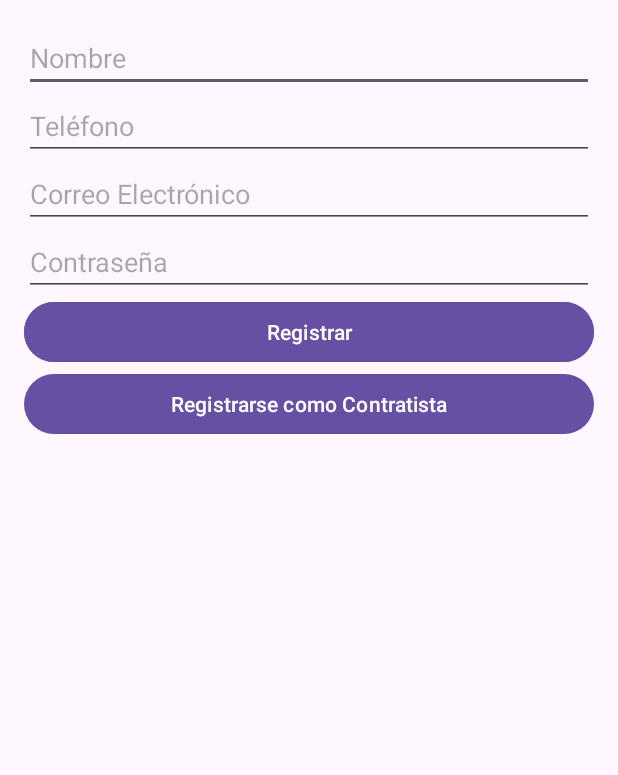
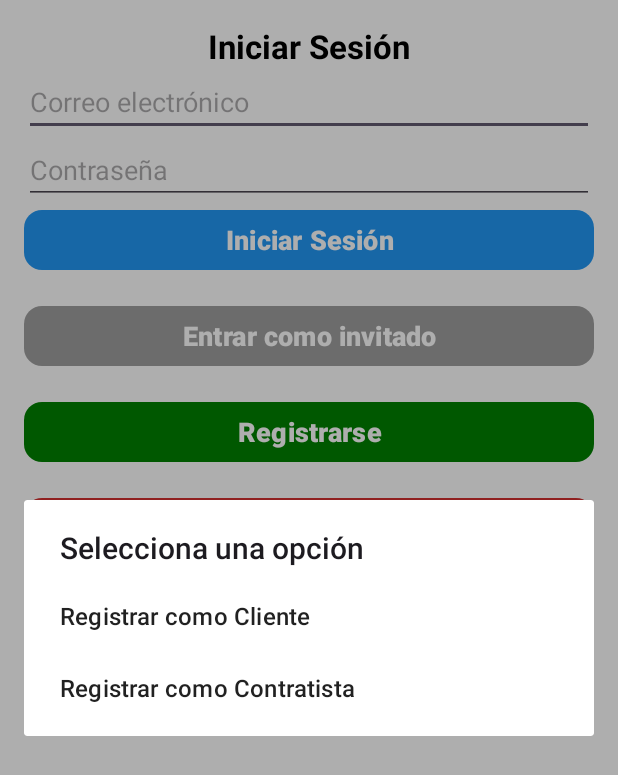
Before and after one commit to lemursoft75/conexion-de-oficios, an Android app: the screen it shows after launch (RegisterActivity before the commit, LoginActivity after it), after a tap on "Registrarse", on a phone screen of 412 x 824 dp. Shown: the top 775 px of the screen. Run offline under Robolectric (Android 15) with nearby library versions, the phone set to English and light mode, and no system bars; our stand-ins replace Firebase (no records; nobody signed in at launch, a user with empty details on screens opened directly).

Commit message:
registri contratistas

```diff
--- a/app/src/main/java/com/javipena/conexiondeoficios/activities/LoginActivity.kt
+++ b/app/src/main/java/com/javipena/conexiondeoficios/activities/LoginActivity.kt
@@ -5,8 +5,10 @@ import android.os.Bundle
 import android.widget.Button
 import android.widget.EditText
 import android.widget.Toast
+import androidx.appcompat.app.AlertDialog // 📌 Importación correcta
 import androidx.appcompat.app.AppCompatActivity
 import com.google.firebase.auth.FirebaseAuth
+import com.google.firebase.database.FirebaseDatabase
 import com.javipena.conexiondeoficios.R
 
 class LoginActivity : AppCompatActivity() {
@@ -24,7 +26,7 @@ class LoginActivity : AppCompatActivity() {
         val btnRegister = findViewById<Button>(R.id.btn_register)
         val btnGuestLogin = findViewById<Button>(R.id.btn_guest_login) // 📌 Botón para sesión anónima
 
-        // 📌 Inicio de sesión con correo y contraseña
+        // 📌 Inicio de sesión con correo y contraseña, verificando si es cliente o contratista
         btnLogin.setOnClickListener {
             val email = username.text.toString()
             val pass = password.text.toString()
@@ -33,9 +35,19 @@ class LoginActivity : AppCompatActivity() {
                 auth.signInWithEmailAndPassword(email, pass)
                     .addOnCompleteListener { task ->
                         if (task.isSuccessful) {
-                            Toast.makeText(this, "✅ Inicio de sesión exitoso", Toast.LENGTH_SHORT).show()
-                            startActivity(Intent(this, DirectoryActivity::class.java))
-                            finish()
+                            val userId = auth.currentUser?.uid
+                            FirebaseDatabase.getInstance().getReference("Users")
+                                .child(userId!!)
+                                .child("userType")
+                                .get().addOnSuccessListener { snapshot ->
+                                    val userType = snapshot.value.toString()
+                                    if (userType == "contractor") {
+                                        startActivity(Intent(this, PublicationActivity::class.java)) // 📌 Redirige a la publicación de anuncios
+                                    } else {
+                                        startActivity(Intent(this, DirectoryActivity::class.java)) // 📌 Redirige al directorio
+                                    }
+                                    finish()
+                                }
                         } else {
                             Toast.makeText(this, "❌ Usuario o contraseña incorrectos", Toast.LENGTH_SHORT).show()
                         }
@@ -59,9 +71,18 @@ class LoginActivity : AppCompatActivity() {
                 }
         }
 
-        // 📌 Ir a la pantalla de registro
+        // 📌 Registro con opción para Cliente o Contratista
         btnRegister.setOnClickListener {
-            startActivity(Intent(this, RegisterActivity::class.java))
+            val options = arrayOf("Registrar como Cliente", "Registrar como Contratista")
+            val builder = AlertDialog.Builder(this)
+            builder.setTitle("Selecciona una opción")
+            builder.setItems(options) { _, selectedIndex ->
+                when (selectedIndex) {
+                    0 -> startActivity(Intent(this, RegisterClientActivity::class.java)) // 📌 Cliente
+                    1 -> startActivity(Intent(this, RegisterContractorActivity::class.java)) // 📌 Contratista
+                }
+            }
+            builder.show()
         }
     }
 }
--- a/app/src/main/java/com/javipena/conexiondeoficios/activities/RegisterActivity.kt
+++ /dev/null
@@ -1,29 +0,0 @@
-package com.javipena.conexiondeoficios.activities
-
-import com.javipena.conexiondeoficios.activities.RegisterContractorActivity
-import android.content.Intent
-import android.os.Bundle
-import android.widget.Button
-import android.widget.EditText
-import android.widget.Toast
-import androidx.appcompat.app.AppCompatActivity
-import com.javipena.conexiondeoficios.R
-
-
-class RegisterActivity : AppCompatActivity() {
-    override fun onCreate(savedInstanceState: Bundle?) {
-        super.onCreate(savedInstanceState)
-        setContentView(R.layout.activity_register)
-
-        val btnClient = findViewById<Button>(R.id.btn_client)
-        val btnContractor = findViewById<Button>(R.id.btn_contractor)
-
-        btnClient.setOnClickListener {
-            startActivity(Intent(this, RegisterClientActivity::class.java))
-        }
-
-        btnContractor.setOnClickListener {
-            startActivity(Intent(this, RegisterContractorActivity::class.java))
-        }
-    }
-}
--- a/app/src/main/res/layout/activity_login.xml
+++ b/app/src/main/res/layout/activity_login.xml
@@ -4,24 +4,39 @@
     xmlns:app="http://schemas.android.com/apk/res-auto"
     android:layout_width="match_parent"
     android:layout_height="match_parent"
-    android:padding="16dp">
+    android:padding="16dp"
+    android:background="@color/white">
+
+    <!-- Título -->
+    <TextView
+        android:id="@+id/text_title"
+        android:layout_width="wrap_content"
+        android:layout_height="wrap_content"
+        android:text="Iniciar Sesión"
+        android:textSize="22sp"
+        android:textStyle="bold"
+        android:textColor="@color/black"
+        android:layout_marginBottom="20dp"
+        app:layout_constraintTop_toTopOf="parent"
+        app:layout_constraintStart_toStartOf="parent"
+        app:layout_constraintEnd_toEndOf="parent"/>
 
     <!-- Campo de Usuario -->
     <EditText
         android:id="@+id/edit_username"
-        android:layout_width="0dp"
+        android:layout_width="match_parent"
         android:layout_height="wrap_content"
-        android:hint="Usuario"
-        android:inputType="text"
+        android:hint="Correo electrónico"
+        android:inputType="textEmailAddress"
         android:layout_marginBottom="16dp"
-        app:layout_constraintTop_toTopOf="parent"
+        app:layout_constraintTop_toBottomOf="@id/text_title"
         app:layout_constraintStart_toStartOf="parent"
         app:layout_constraintEnd_toEndOf="parent"/>
 
     <!-- Campo de Contraseña -->
     <EditText
         android:id="@+id/edit_password"
-        android:layout_width="0dp"
+        android:layout_width="match_parent"
         android:layout_height="wrap_content"
         android:hint="Contraseña"
         android:inputType="textPassword"
@@ -31,47 +46,66 @@
         app:layout_constraintEnd_toEndOf="parent"/>
 
     <!-- Botón de Iniciar Sesión -->
-    <Button
+    <com.google.android.material.button.MaterialButton
         android:id="@+id/btn_login"
-        android:layout_width="0dp"
+        android:layout_width="match_parent"
         android:layout_height="wrap_content"
         android:text="Iniciar Sesión"
+        android:textSize="18sp"
+        android:textStyle="bold"
+        app:backgroundTint="@color/blue"
+        app:cornerRadius="12dp"
+        android:textColor="@color/white"
         app:layout_constraintTop_toBottomOf="@id/edit_password"
         app:layout_constraintStart_toStartOf="parent"
         app:layout_constraintEnd_toEndOf="parent"/>
 
-    <Button
+    <!-- Botón de Invitado -->
+    <com.google.android.material.button.MaterialButton
         android:id="@+id/btn_guest_login"
-        android:layout_width="wrap_content"
+        android:layout_width="match_parent"
         android:layout_height="wrap_content"
         android:text="Entrar como invitado"
+        android:textSize="18sp"
+        android:textStyle="bold"
+        app:backgroundTint="@color/gray"
+        app:cornerRadius="12dp"
+        android:textColor="@color/white"
         android:layout_marginTop="16dp"
         app:layout_constraintTop_toBottomOf="@id/btn_login"
         app:layout_constraintStart_toStartOf="parent"
         app:layout_constraintEnd_toEndOf="parent"/>
 
-
     <!-- Botón de Registro -->
-    <Button
+    <com.google.android.material.button.MaterialButton
         android:id="@+id/btn_register"
-        android:layout_width="0dp"
+        android:layout_width="match_parent"
         android:layout_height="wrap_content"
         android:text="Registrarse"
+        android:textSize="18sp"
+        android:textStyle="bold"
+        app:backgroundTint="@color/green"
+        app:cornerRadius="12dp"
+        android:textColor="@color/white"
         android:layout_marginTop="16dp"
         app:layout_constraintTop_toBottomOf="@id/btn_guest_login"
         app:layout_constraintStart_toStartOf="parent"
         app:layout_constraintEnd_toEndOf="parent"/>
 
-
-    <Button
+    <!-- Botón de Recuperar Contraseña -->
+    <com.google.android.material.button.MaterialButton
         android:id="@+id/btn_recover_password"
         android:layout_width="match_parent"
         android:layout_height="wrap_content"
         android:text="Recuperar contraseña"
+        android:textSize="18sp"
+        android:textStyle="bold"
+        app:backgroundTint="@color/red"
+        app:cornerRadius="12dp"
+        android:textColor="@color/white"
+        android:layout_marginTop="16dp"
         app:layout_constraintTop_toBottomOf="@id/btn_register"
         app:layout_constraintStart_toStartOf="parent"
         app:layout_constraintEnd_toEndOf="parent"/>
 
-
-
 </androidx.constraintlayout.widget.ConstraintLayout>
--- a/app/src/main/res/layout/activity_register.xml
+++ /dev/null
@@ -1,86 +0,0 @@
-<?xml version="1.0" encoding="utf-8"?>
-<androidx.constraintlayout.widget.ConstraintLayout
-    xmlns:android="http://schemas.android.com/apk/res/android"
-    xmlns:app="http://schemas.android.com/apk/res-auto"
-    android:layout_width="match_parent"
-    android:layout_height="match_parent"
-    android:padding="16dp">
-
-    <!-- Campo de Nombre -->
-    <EditText
-        android:id="@+id/edit_name"
-        android:layout_width="0dp"
-        android:layout_height="wrap_content"
-        android:hint="Nombre"
-        android:inputType="textPersonName"
-        android:layout_marginBottom="16dp"
-        app:layout_constraintTop_toTopOf="parent"
-        app:layout_constraintStart_toStartOf="parent"
-        app:layout_constraintEnd_toEndOf="parent"/>
-
-    <!-- Campo de Teléfono -->
-    <EditText
-        android:id="@+id/edit_phone"
-        android:layout_width="0dp"
-        android:layout_height="wrap_content"
-        android:hint="Teléfono"
-        android:inputType="phone"
-        android:layout_marginBottom="16dp"
-        app:layout_constraintTop_toBottomOf="@id/edit_name"
-        app:layout_constraintStart_toStartOf="parent"
-        app:layout_constraintEnd_toEndOf="parent"/>
-
-    <!-- Campo de Correo Electrónico -->
-    <EditText
-        android:id="@+id/edit_email"
-        android:layout_width="0dp"
-        android:layout_height="wrap_content"
-        android:hint="Correo Electrónico"
-        android:inputType="textEmailAddress"
-        android:layout_marginBottom="16dp"
-        app:layout_constraintTop_toBottomOf="@id/edit_phone"
-        app:layout_constraintStart_toStartOf="parent"
-        app:layout_constraintEnd_toEndOf="parent"/>
-
-    <!-- Campo de Contraseña -->
-    <EditText
-        android:id="@+id/edit_password"
-        android:layout_width="0dp"
-        android:layout_height="wrap_content"
-        android:hint="Contraseña"
-        android:inputType="textPassword"
-        android:layout_marginBottom="16dp"
-        app:layout_constraintTop_toBottomOf="@id/edit_email"
-        app:layout_constraintStart_toStartOf="parent"
-        app:layout_constraintEnd_toEndOf="parent"/>
-
-    <Button
-        android:id="@+id/btn_client"
-        android:layout_width="0dp"
-        android:layout_height="wrap_content"
-        android:text="Registrarse como Cliente"
-        app:layout_constraintTop_toBottomOf="@id/edit_password"
-        app:layout_constraintStart_toStartOf="parent"
-        app:layout_constraintEnd_toEndOf="parent"/>
-
-    <Button
-        android:id="@+id/btn_contractor"
-        android:layout_width="0dp"
-        android:layout_height="wrap_content"
-        android:text="Registrarse como Contratista"
-        app:layout_constraintTop_toBottomOf="@id/btn_client"
-        app:layout_constraintStart_toStartOf="parent"
-        app:layout_constraintEnd_toEndOf="parent"/>
-
-
-    <!-- Botón de Registro -->
-    <Button
-        android:id="@+id/btn_submit"
-        android:layout_width="0dp"
-        android:layout_height="wrap_content"
-        android:text="Registrar"
-        app:layout_constraintTop_toBottomOf="@id/edit_password"
-        app:layout_constraintStart_toStartOf="parent"
-        app:layout_constraintEnd_toEndOf="parent"/>
-
-</androidx.constraintlayout.widget.ConstraintLayout>
--- a/app/src/main/res/values/colors.xml
+++ b/app/src/main/res/values/colors.xml
@@ -5,5 +5,6 @@
     <color name="red">#D32F2F</color>
     <color name="blue">#2196F3</color> <!-- Color azul estándar -->
     <color name="gray">#9E9E9E</color> <!-- Un gris neutro -->
+    <color name="green">#008000</color> <!-- Un gris neutro -->
 
 </resources>
```
Also changed, not shown: app/src/main/AndroidManifest.xml (+11 -4 lines), app/src/main/java/com/javipena/conexiondeoficios/activities/PublicationActivity.kt (added, +58 -0 lines), app/src/main/java/com/javipena/conexiondeoficios/activities/RegisterClientActivity.kt (+51 -18 lines), app/src/main/java/com/javipena/conexiondeoficios/activities/RegisterContractorActivity.kt (+58 -60 lines), app/src/main/res/layout/activity_publication.xml (added, +53 -0 lines), app/src/main/res/layout/activity_register_contractor.xml (+10 -23 lines).
